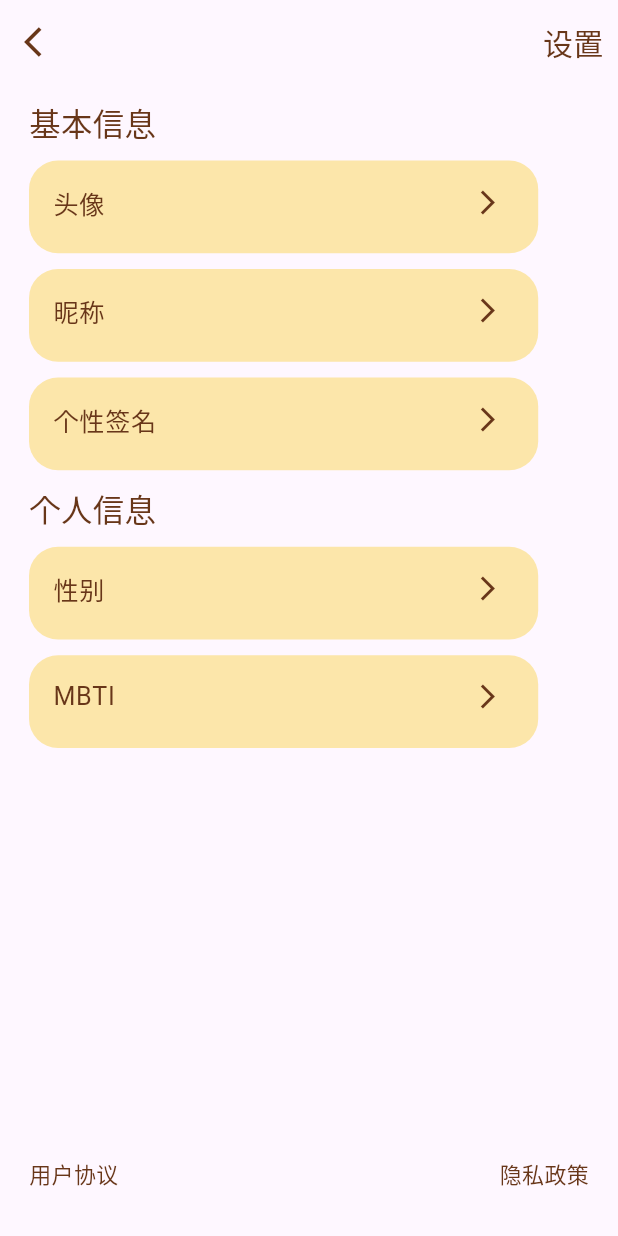
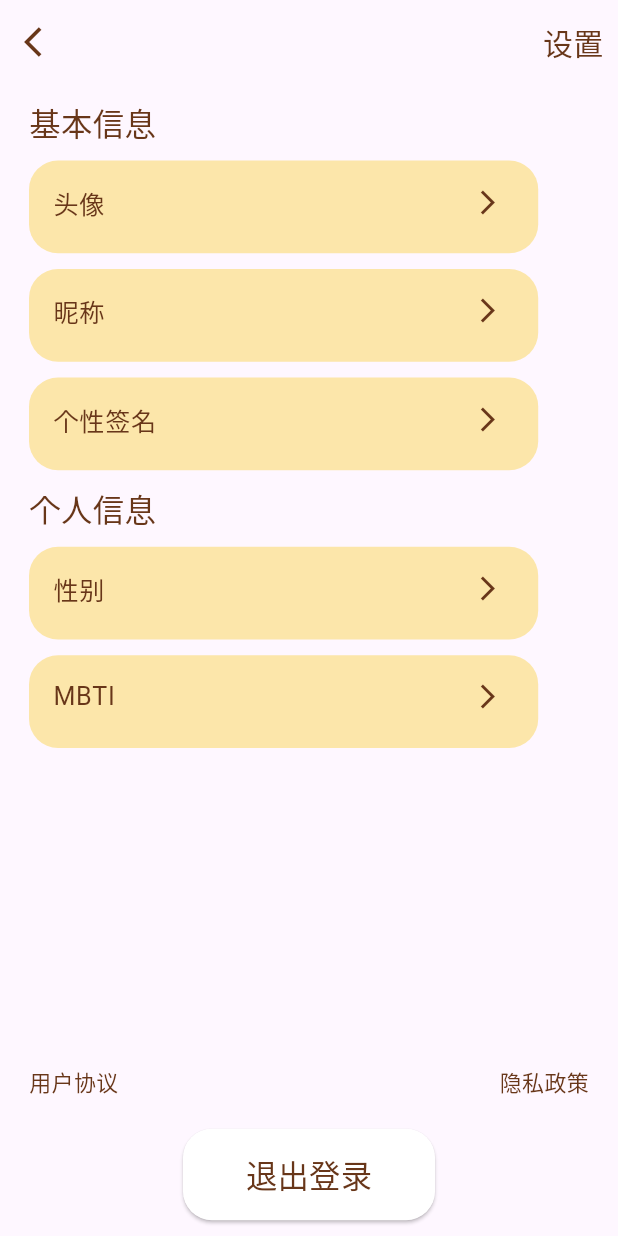
Before and after one commit to Jarvis636431/Emotion, a Flutter app: the SettingsPage screen opened directly, on a phone screen of 412 x 824 dp. Run offline on Flutter 3.47's test engine with Material 3 defaults, Android fonts, the phone set to English and light mode, and no system bars; our stand-ins replace audioplayers, flutter_screenutil, shared_preferences; missing offline and left inert: flutter_floating_bottom_bar; accounts and stored records are empty; Roboto replaces fonts that are missing (LanSong).

Commit message:
修正了登录与退出登录的逻辑

```diff
--- a/lib/screens/user_pages/settings_page.dart
+++ b/lib/screens/user_pages/settings_page.dart
@@ -1,4 +1,5 @@
 import 'package:flutter/material.dart';
+import 'package:shared_preferences/shared_preferences.dart';
 
 import 'package:flutter_screenutil/flutter_screenutil.dart';
 import 'package:emotion/widgets/user_info_card.dart';
@@ -7,6 +8,8 @@ import 'package:emotion/utils/ColorUtils.dart';
 
 import 'package:emotion/screens/user_pages/reset_mbti_page.dart';
 import 'package:emotion/screens/user_pages/avatar_page.dart';
+import 'package:emotion/screens/entry_pages/splash_page_1.dart';
+
 class SettingsPage extends StatefulWidget {
   const SettingsPage({super.key});
 
@@ -57,6 +60,28 @@ class _SettingsPageState extends State<SettingsPage> {
                   ],
                 ),
                 SizedBox(height: 20.w),
+                Center(
+                  child: ElevatedButton(
+                    style: ElevatedButton.styleFrom(
+                      backgroundColor: ColorUtils.bg_white,
+                      foregroundColor: ColorUtils.text_brown,
+                      shape: RoundedRectangleBorder(
+                        borderRadius: BorderRadius.circular(20.r),
+                      ),
+                      padding: EdgeInsets.symmetric(horizontal: 40.w, vertical: 16.h),
+                    ),
+                    onPressed: () async {
+                      final prefs = await SharedPreferences.getInstance();
+                      await prefs.setBool('isLoggedIn', false);
+                      Navigator.pushAndRemoveUntil(
+                        context,
+                        MaterialPageRoute(builder: (context) => SplashPage1()),
+                        (route) => false,
+                      );
+                    },
+                    child: Text('退出登录', style: TextStyle(fontSize: 20.sp)),
+                  ),
+                ),
               ]
             ),
           ),
--- a/lib/screens/user_pages/user_page.dart
+++ b/lib/screens/user_pages/user_page.dart
@@ -1,4 +1,6 @@
+import 'package:emotion/screens/entry_pages/splash_page_1.dart';
 import 'package:flutter/material.dart';
+import 'package:shared_preferences/shared_preferences.dart';
 
 import 'package:flutter_screenutil/flutter_screenutil.dart';
 
@@ -6,6 +8,7 @@ import 'package:emotion/utils/ColorUtils.dart';
 
 import 'package:emotion/screens/user_pages/settings_page.dart';
 import 'package:emotion/screens/user_pages/daily_sentence_page.dart';
+import 'package:emotion/splash_page.dart';
 
 class UserPage extends StatefulWidget {
   const UserPage({super.key});
@@ -217,6 +220,7 @@ class _UserPageState extends State<UserPage> {
                     ],
                   ),
                 ),
+                SizedBox(height: 30.w)
               ],
             ),
           )),
--- a/lib/splash_page.dart
+++ b/lib/splash_page.dart
@@ -28,12 +28,12 @@ class _SplashScreenState extends State<SplashScreen> {
     if (isLoggedIn) {
       Navigator.pushReplacement(
         context,
-        MaterialPageRoute(builder: (context) => SplashPage1()),
+        MaterialPageRoute(builder: (context) => HomePage()),
       );
     } else {
       Navigator.pushReplacement(
         context,
-        MaterialPageRoute(builder: (context) => HomePage()),
+        MaterialPageRoute(builder: (context) => SplashPage1()),
       );
     }
   }
```
Also changed, not shown: lib/screens/entry_pages/mbti_selection.dart (+10 -6 lines), lib/screens/start_page.dart (+1 -10 lines).
